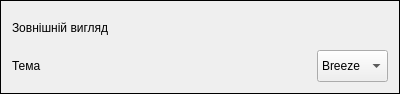
Before: the Qt Designer form src/gui/widgets/settings/appearancesection.ui in bergamontt/sunflower, drawn with Qt 5.
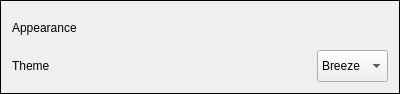
After: the same form once the commit is applied.

Commit message: chore(#51): rename analytics to statistics, translate UI to English

Patch:
```diff
--- a/src/gui/widgets/settings/appearancesection.ui
+++ b/src/gui/widgets/settings/appearancesection.ui
@@ -7,7 +7,7 @@
     <x>0</x>
     <y>0</y>
     <width>400</width>
-    <height>86</height>
+    <height>92</height>
    </rect>
   </property>
   <property name="sizePolicy">
@@ -35,7 +35,7 @@
       </size>
      </property>
      <property name="text">
-      <string>Зовнішній вигляд</string>
+      <string>Appearance</string>
      </property>
     </widget>
    </item>
@@ -50,7 +50,7 @@
         </size>
        </property>
        <property name="text">
-        <string>Тема</string>
+        <string>Theme</string>
        </property>
       </widget>
      </item>
```
The commit also changes 7 other files.
